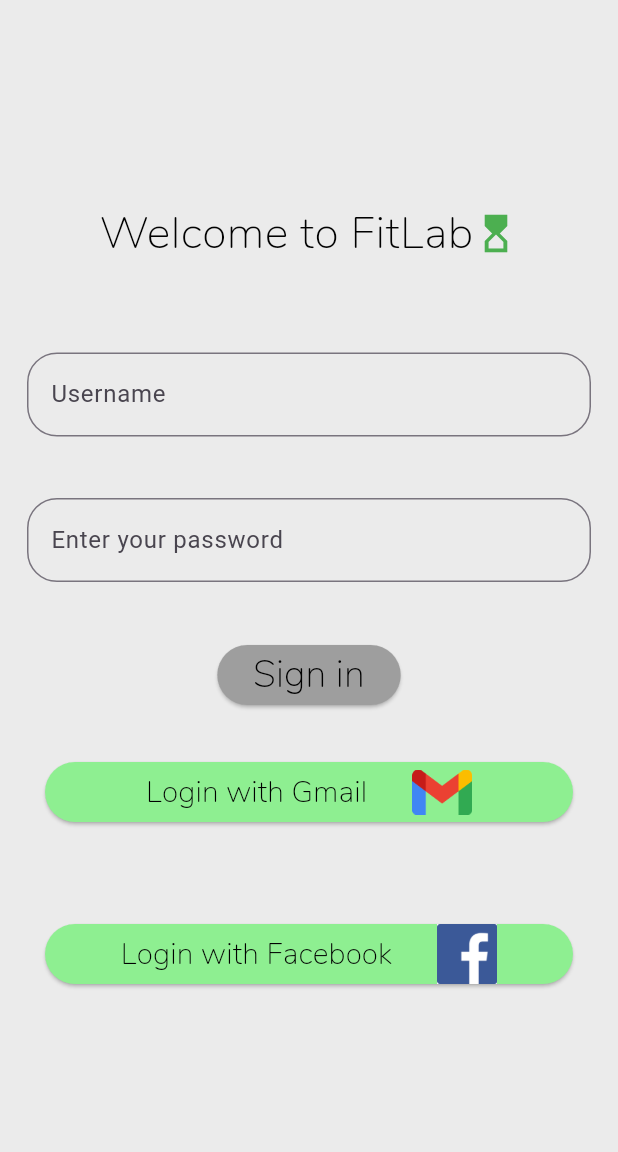
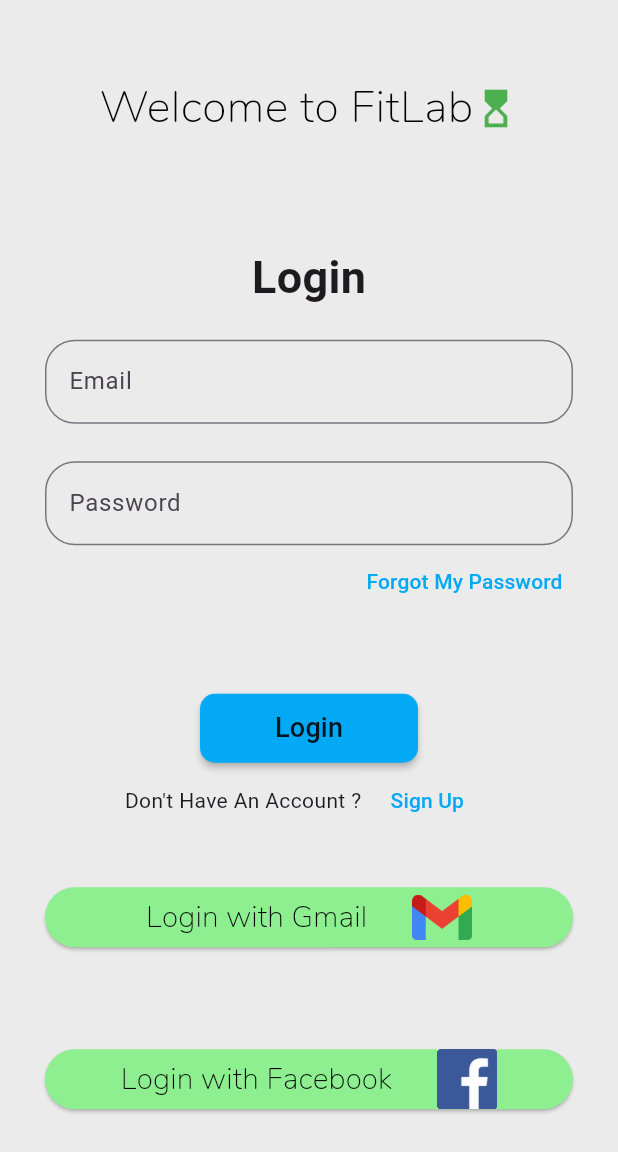
Before and after one commit to Mohammad30199/fit, a Flutter app: the Signin screen opened directly, on a phone screen of 412 x 824 dp. Shown: the top 1152 px of the screen. Run offline on Flutter 3.47's test engine with Material 3 defaults, Android fonts, the phone set to English and light mode, and no system bars; our stand-ins replace cloud_firestore, firebase_auth; accounts and stored records are empty.

Commit message:
Add files via upload

```diff
--- a/lib/home/Screens/auth/signin.dart
+++ b/lib/home/Screens/auth/signin.dart
@@ -1,11 +1,17 @@
-import 'package:fitlab_app/home/Screens/presentation/mainpage.dart';
+import 'package:fitlab_app/home/Screens/Firbase/FirebaseServices.dart';
+import 'package:fitlab_app/home/Screens/auth/signup.dart';
 import 'package:flutter/material.dart';
 
 class Signin extends StatelessWidget {
-  const Signin({super.key});
+  const Signin({
+    super.key,
+  });
 
   @override
   Widget build(BuildContext context) {
+    final TextEditingController EmailController = TextEditingController();
+    final TextEditingController PasswordController = TextEditingController();
+
     return Scaffold(
       backgroundColor: const Color.fromARGB(255, 235, 235, 235),
       body: Column(
@@ -35,44 +41,105 @@ class Signin extends StatelessWidget {
           SizedBox(
             height: 40,
           ),
+          const SizedBox(
+            height: 30,
+          ),
+          const Text(
+            "Login",
+            style: TextStyle(
+              fontSize: 30,
+              fontWeight: FontWeight.bold,
+            ),
+          ),
           Padding(
-            padding: const EdgeInsets.all(18.0),
+            padding: const EdgeInsets.only(top: 20.0, left: 30.0, right: 30.0),
             child: TextField(
+              controller: EmailController,
               decoration: InputDecoration(
                 border: OutlineInputBorder(
-                      borderRadius: BorderRadius.all(Radius.circular(20))),
-                  hintText: "Username"),
+                  borderRadius: BorderRadius.circular(20),
+                ),
+                hintText: "Email",
+                label: const Text("Email"),
               ),
             ),
-          SizedBox(
-            height: 5,
           ),
           Padding(
-            padding: const EdgeInsets.all(18.0),
+            padding: const EdgeInsets.only(top: 25.0, left: 30.0, right: 30.0),
             child: TextField(
+              controller: PasswordController,
+              obscureText: true,
               decoration: InputDecoration(
-                  border: OutlineInputBorder(
-                      borderRadius: BorderRadius.all(Radius.circular(20))),
-                  hintText: "Enter your password"),
+                border:
+                    OutlineInputBorder(borderRadius: BorderRadius.circular(20)),
+                hintText: "Password",
+                label: const Text("Password"),
               ),
             ),
-          SizedBox(
-            height: 20,
           ),
-          ElevatedButton(
-              style: ButtonStyle(
-                  backgroundColor: WidgetStatePropertyAll(Colors.grey)),
+          Padding(
+            padding: const EdgeInsets.symmetric(horizontal: 25.0),
+            child: Row(
+              mainAxisAlignment: MainAxisAlignment.end,
+              children: [
+                TextButton(
                   onPressed: () {
-               Navigator.of(context).pushAndRemoveUntil(MaterialPageRoute(builder: (context) => Mainpage(),), (route) => false ) ;
+                    Navigator.push(
+                      context,
+                      MaterialPageRoute(
+                        builder: (context) {
+                          return const Signup();
                         },
-              child: Text(
-                "Sign in",
-                style: TextStyle(
-                    fontFamily: "Nunito",
-                    fontSize: 25,
-                    fontWeight: FontWeight.w500,
-                    color: Colors.black),
-              )),
+                      ),
+                    );
+                  },
+                  child: const Text(
+                    "Forgot My Password",
+                    style: TextStyle(color: Colors.lightBlue),
+                  ),
+                )
+              ],
+            ),
+          ),
+          const SizedBox(height: 50),
+          MaterialButton(
+            onPressed: () {
+              Firebaseservices.login(EmailController.text.trim(),
+                  PasswordController.text.trim(), context);
+              Firebaseservices.getUserData(EmailController.text.trim());
+            },
+            color: Colors.lightBlue,
+            padding: const EdgeInsets.symmetric(vertical: 10, horizontal: 50),
+            shape: RoundedRectangleBorder(
+              borderRadius: BorderRadius.circular(10),
+            ),
+            child: const Text(
+              "Login",
+              style: TextStyle(fontSize: 18),
+            ),
+          ),
+          Row(
+            mainAxisAlignment: MainAxisAlignment.center,
+            children: [
+              const Text("Don't Have An Account ?"),
+              MaterialButton(
+                onPressed: () {
+                  Navigator.push(
+                    context,
+                    MaterialPageRoute(
+                      builder: (context) {
+                        return const Signup();
+                      },
+                    ),
+                  );
+                },
+                child: const Text(
+                  "Sign Up",
+                  style: TextStyle(color: Colors.lightBlue),
+                ),
+              )
+            ],
+          ),
           Padding(
             padding: const EdgeInsets.all(30.0),
             child: ElevatedButton(
```
Also changed, not shown: lib/home/Screens/auth/signup.dart (+60 -8 lines). Lines whose indentation alone changed are shown as unchanged.
